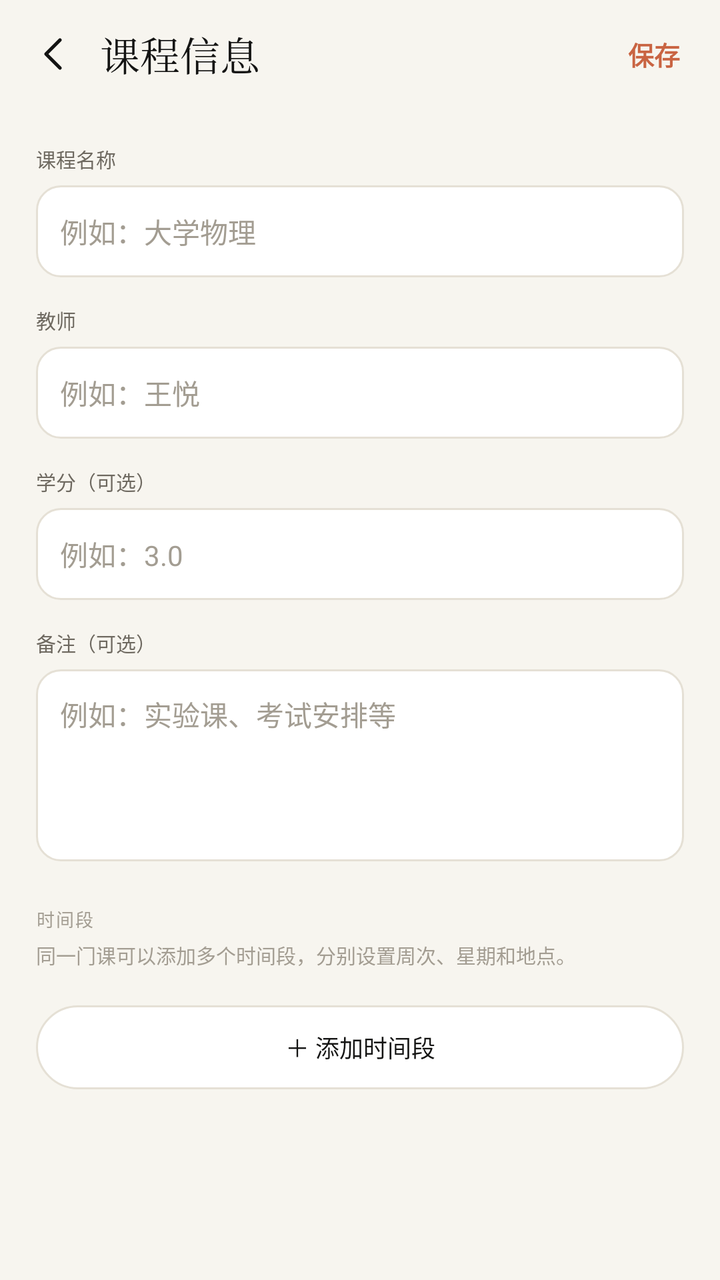
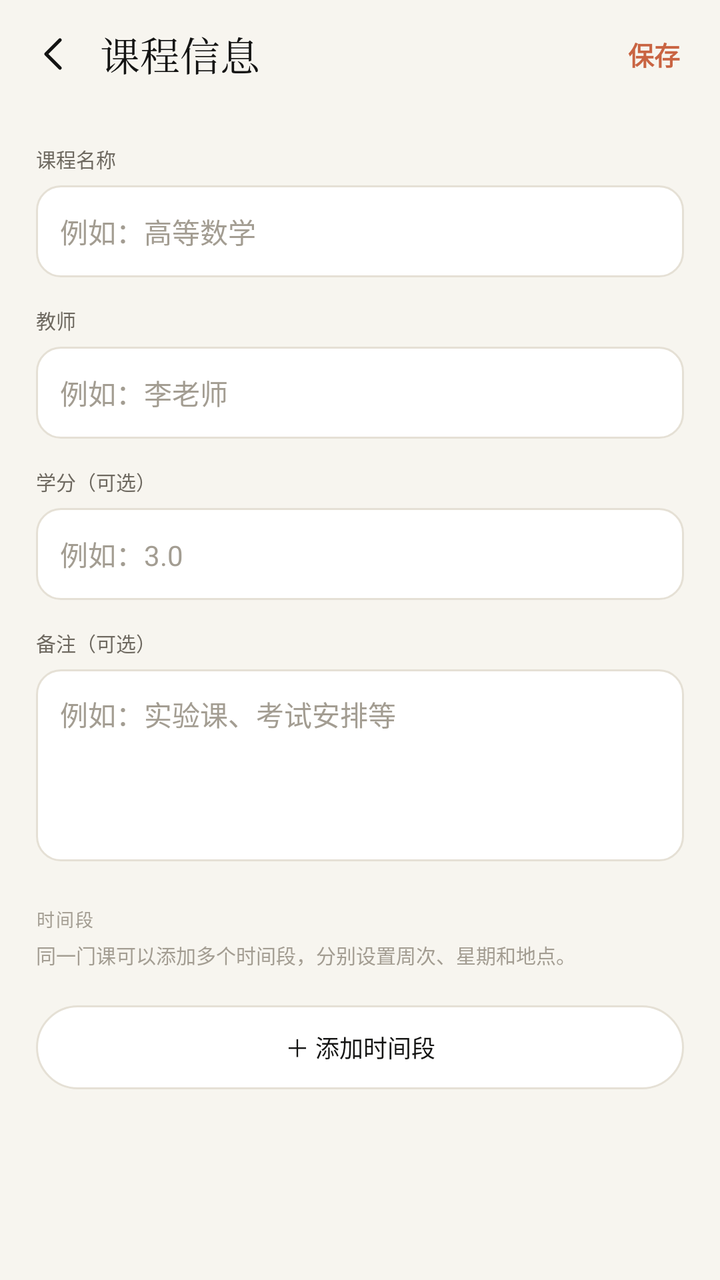

Before-and-after screenshots of an Android layout around one commit, followed by the original layout XML and the change that was made.
<!-- AndroidManifest.xml: activity theme Theme.Board.Timetable -->
<!-- res/layout/activity_course_edit.xml -->
<?xml version="1.0" encoding="utf-8"?>
<LinearLayout xmlns:android="http://schemas.android.com/apk/res/android"
    android:layout_width="match_parent"
    android:layout_height="match_parent"
    android:background="@color/tt_bg"
    android:fitsSystemWindows="true"
    android:orientation="vertical">

    <LinearLayout style="@style/TtTopBar">
        <ImageButton
            android:id="@+id/btnBack"
            android:layout_width="34dp"
            android:layout_height="34dp"
            android:background="?attr/selectableItemBackgroundBorderless"
            android:contentDescription="返回"
            android:padding="5dp"
            android:scaleType="centerInside"
            android:src="@drawable/ic_back"
            android:tint="@color/tt_ink" />

        <TextView
            style="@style/TtTitle"
            android:layout_marginStart="6dp"
            android:text="课程信息" />

        <View
            android:layout_width="0dp"
            android:layout_height="1dp"
            android:layout_weight="1" />

        <TextView
            android:id="@+id/btnSave"
            android:layout_width="wrap_content"
            android:layout_height="36dp"
            android:gravity="center"
            android:paddingLeft="12dp"
            android:paddingRight="4dp"
            android:text="保存"
            android:textColor="@color/tt_accent"
            android:textSize="13sp"
            android:textStyle="bold" />
    </LinearLayout>

    <ScrollView
        android:layout_width="match_parent"
        android:layout_height="0dp"
        android:layout_weight="1"
        android:overScrollMode="never"
        android:scrollbars="none">

        <LinearLayout
            android:layout_width="match_parent"
            android:layout_height="wrap_content"
            android:orientation="vertical"
            android:paddingLeft="18dp"
            android:paddingTop="4dp"
            android:paddingRight="18dp"
            android:paddingBottom="40dp">

            <TextView style="@style/TtLabel" android:text="课程名称" />

            <EditText
                android:id="@+id/etName"
                style="@style/TtField"
                android:hint="例如：大学物理"
                android:textColorHint="@color/tt_muted2" />

            <TextView style="@style/TtLabel" android:text="教师" />

            <EditText
                android:id="@+id/etTeacher"
                style="@style/TtField"
                android:hint="例如：王悦"
                android:textColorHint="@color/tt_muted2" />

            <TextView style="@style/TtLabel" android:text="学分（可选）" />

            <EditText
                android:id="@+id/etCredits"
                style="@style/TtField"
                android:hint="例如：3.0"
                android:inputType="numberDecimal"
                android:textColorHint="@color/tt_muted2" />

            <TextView style="@style/TtLabel" android:text="备注（可选）" />

            <EditText
                android:id="@+id/etNote"
                style="@style/TtFieldMultiline"
                android:hint="例如：实验课、考试安排等"
                android:textColorHint="@color/tt_muted2" />

            <LinearLayout
                android:id="@+id/quickBox"
                android:layout_width="match_parent"
                android:layout_height="wrap_content"
                android:orientation="vertical"
                android:visibility="gone">

                <TextView style="@style/TtSection" android:text="快速添加" />

                <TextView
                    android:id="@+id/tvQuickTime"
                    android:layout_width="match_parent"
                    android:layout_height="wrap_content"
                    android:layout_marginTop="4dp"
                    android:text=""
                    android:textColor="@color/tt_ink"
                    android:textSize="13sp"
                    android:textStyle="bold" />

                <TextView style="@style/TtLabel" android:text="校区（可选）" />

                <EditText
                    android:id="@+id/etQuickCampus"
                    style="@style/TtField"
                    android:hint="例如：沙河校区"
                    android:textColorHint="@color/tt_muted2" />

                <TextView style="@style/TtLabel" android:text="地点" />

                <EditText
                    android:id="@+id/etQuickLocation"
                    style="@style/TtField"
                    android:hint="例如：沙河二教306"
                    android:textColorHint="@color/tt_muted2" />
            </LinearLayout>

            <TextView
                android:id="@+id/tvSegmentSection"
                style="@style/TtSection"
                android:text="时间段" />

            <TextView
                android:id="@+id/tvSegmentHint"
                android:layout_width="match_parent"
                android:layout_height="wrap_content"
                android:layout_marginTop="4dp"
                android:text="同一门课可以添加多个时间段，分别设置周次、星期和地点。"
                android:textColor="@color/tt_muted2"
                android:textSize="10sp" />

            <LinearLayout
                android:id="@+id/segmentContainer"
                android:layout_width="match_parent"
                android:layout_height="wrap_content"
                android:layout_marginTop="8dp"
                android:orientation="vertical" />

            <TextView
                android:id="@+id/btnAddSegment"
                android:layout_width="match_parent"
                android:layout_height="42dp"
                android:layout_marginTop="10dp"
                android:background="@drawable/bg_pill"
                android:gravity="center"
                android:text="＋ 添加时间段"
                android:textColor="@color/tt_ink"
                android:textSize="12sp" />

            <TextView
                android:id="@+id/btnDeleteCourse"
                android:layout_width="match_parent"
                android:layout_height="42dp"
                android:layout_marginTop="22dp"
                android:gravity="center"
                android:text="删除课程"
                android:textColor="@color/tt_danger"
                android:textSize="12sp"
                android:visibility="gone" />
        </LinearLayout>
    </ScrollView>
</LinearLayout>
<!-- resources referenced by this layout -->
<resources>
  <color name="tt_accent">#C96442</color>
  <color name="tt_bg">#F7F5EF</color>
  <color name="tt_danger">#B4483A</color>
  <color name="tt_ink">#141413</color>
  <color name="tt_muted2">#A39D92</color>
  <!-- drawable bg_pill (drawable) -->
  <?xml version="1.0" encoding="utf-8"?>
  <shape xmlns:android="http://schemas.android.com/apk/res/android" android:shape="rectangle">
      <solid android:color="@color/tt_surface" />
      <corners android:radius="999dp" />
      <stroke android:width="1dp" android:color="@color/tt_line" />
  </shape>
  <!-- drawable ic_back (drawable) -->
  <vector xmlns:android="http://schemas.android.com/apk/res/android" android:width="24dp" android:height="24dp" android:viewportWidth="24" android:viewportHeight="24">
      <path android:pathData="M15 5l-7 7 7 7" android:strokeColor="#FF141413" android:strokeWidth="1.7" android:strokeLineCap="round" android:strokeLineJoin="round" android:fillColor="@android:color/transparent" />
  </vector>
  <style name="TtFieldMultiline">
          <item name="android:layout_width">match_parent</item>
          <item name="android:layout_height">96dp</item>
          <item name="android:layout_marginTop">6dp</item>
          <item name="android:background">@drawable/bg_field</item>
          <item name="android:padding">12dp</item>
          <item name="android:textColor">@color/tt_ink</item>
          <item name="android:textSize">14sp</item>
          <item name="android:gravity">top</item>
      </style>
  <style name="TtLabel">
          <item name="android:layout_width">match_parent</item>
          <item name="android:layout_height">wrap_content</item>
          <item name="android:layout_marginTop">14dp</item>
          <item name="android:textColor">@color/tt_muted</item>
          <item name="android:textSize">10sp</item>
      </style>
  <style name="TtSection">
          <item name="android:layout_width">match_parent</item>
          <item name="android:layout_height">wrap_content</item>
          <item name="android:layout_marginTop">22dp</item>
          <item name="android:textColor">@color/tt_muted2</item>
          <item name="android:textSize">9sp</item>
          <item name="android:letterSpacing">0.08</item>
      </style>
  <style name="TtTitle">
          <item name="android:layout_width">wrap_content</item>
          <item name="android:layout_height">match_parent</item>
          <item name="android:gravity">center_vertical</item>
          <item name="android:fontFamily">serif</item>
          <item name="android:textColor">@color/tt_ink</item>
          <item name="android:textSize">20sp</item>
      </style>
  <style name="TtTopBar">
          <item name="android:layout_width">match_parent</item>
          <item name="android:layout_height">54dp</item>
          <item name="android:orientation">horizontal</item>
          <item name="android:gravity">center_vertical</item>
          <item name="android:paddingLeft">10dp</item>
          <item name="android:paddingRight">16dp</item>
      </style>
  <color name="tt_surface">#FFFFFF</color>
  <color name="tt_line">#E5E0D5</color>
  <!-- drawable bg_field (drawable) -->
  <?xml version="1.0" encoding="utf-8"?>
  <shape xmlns:android="http://schemas.android.com/apk/res/android" android:shape="rectangle">
      <solid android:color="@color/tt_surface" />
      <corners android:radius="12dp" />
      <stroke android:width="1dp" android:color="@color/tt_line" />
  </shape>
  <color name="tt_muted">#6E6960</color>
  <style name="Theme.Board" parent="Theme.AppCompat.Light.NoActionBar">
          <item name="android:windowBackground">#FFFFFF</item>
          <item name="android:statusBarColor">#FFFFFF</item>
          <item name="android:windowLightStatusBar">true</item>
          <item name="android:navigationBarColor">#FFFFFF</item>
          <item name="android:windowLightNavigationBar">true</item>
          <item name="colorAccent">#111111</item>
          <item name="android:textColorPrimary">#111111</item>
      </style>
  <!-- unchanged entries left out for length: 2 -->
</resources>

<!-- the commit's change to res/layout/activity_course_edit.xml (unified diff, before → after) -->
@@ -62,7 +62,7 @@
             <EditText
                 android:id="@+id/etName"
                 style="@style/TtField"
-                android:hint="例如：大学物理"
+                android:hint="例如：高等数学"
                 android:textColorHint="@color/tt_muted2" />
 
             <TextView style="@style/TtLabel" android:text="教师" />
@@ -70,7 +70,7 @@
             <EditText
                 android:id="@+id/etTeacher"
                 style="@style/TtField"
-                android:hint="例如：王悦"
+                android:hint="例如：李老师"
                 android:textColorHint="@color/tt_muted2" />
 
             <TextView style="@style/TtLabel" android:text="学分（可选）" />
@@ -109,12 +109,25 @@
                     android:textSize="13sp"
                     android:textStyle="bold" />
 
+                <TextView style="@style/TtLabel" android:text="上到第几节" />
+
+                <Spinner
+                    android:id="@+id/spQuickEnd"
+                    android:prompt="@string/quick_end_prompt"
+                    android:layout_width="match_parent"
+                    android:layout_height="46dp"
+                    android:layout_marginTop="6dp"
+                    android:background="@drawable/bg_field"
+                    android:paddingLeft="8dp"
+                    android:paddingRight="8dp"
+                    android:spinnerMode="dialog" />
+
                 <TextView style="@style/TtLabel" android:text="校区（可选）" />
 
                 <EditText
                     android:id="@+id/etQuickCampus"
                     style="@style/TtField"
-                    android:hint="例如：沙河校区"
+                    android:hint="例如：主校区"
                     android:textColorHint="@color/tt_muted2" />
 
                 <TextView style="@style/TtLabel" android:text="地点" />
@@ -122,7 +135,7 @@
                 <EditText
                     android:id="@+id/etQuickLocation"
                     style="@style/TtField"
-                    android:hint="例如：沙河二教306"
+                    android:hint="例如：教学楼A101"
                     android:textColorHint="@color/tt_muted2" />
             </LinearLayout>
 
<!-- resource entries referenced after the edit -->
@@ -16,6 +16,7 @@
   <vector xmlns:android="http://schemas.android.com/apk/res/android" android:width="24dp" android:height="24dp" android:viewportWidth="24" android:viewportHeight="24">
       <path android:pathData="M15 5l-7 7 7 7" android:strokeColor="#FF141413" android:strokeWidth="1.7" android:strokeLineCap="round" android:strokeLineJoin="round" android:fillColor="@android:color/transparent" />
   </vector>
+  <string name="quick_end_prompt">上到第几节</string>
   <style name="TtFieldMultiline">
           <item name="android:layout_width">match_parent</item>
           <item name="android:layout_height">96dp</item>
